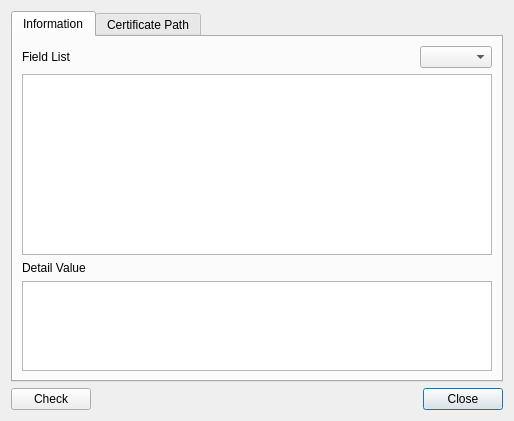
The window that CCMan/cert_info_dlg.ui (jykim74/CCMan) describes before a commit, drawn with Qt 5.
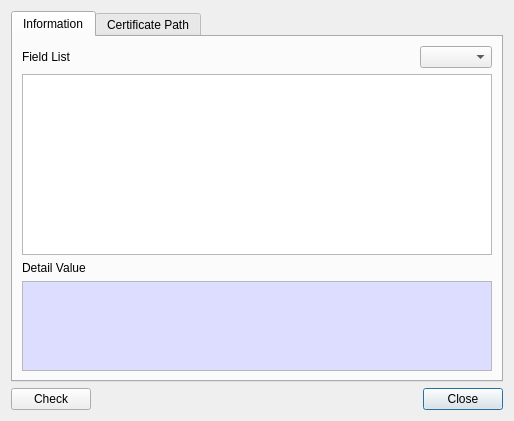
The same window after the commit.

```diff
--- a/CCMan/cert_info_dlg.ui
+++ b/CCMan/cert_info_dlg.ui
@@ -42,6 +42,33 @@
            <height>100</height>
           </size>
          </property>
+         <property name="palette">
+          <palette>
+           <active>
+            <colorrole role="Base">
+             <brush brushstyle="SolidPattern">
+              <color alpha="255">
+               <red>221</red>
+               <green>221</green>
+               <blue>255</blue>
+              </color>
+             </brush>
+            </colorrole>
+           </active>
+           <inactive>
+            <colorrole role="Base">
+             <brush brushstyle="SolidPattern">
+              <color alpha="255">
+               <red>221</red>
+               <green>221</green>
+               <blue>255</blue>
+              </color>
+             </brush>
+            </colorrole>
+           </inactive>
+           <disabled/>
+          </palette>
+         </property>
          <property name="readOnly">
           <bool>true</bool>
          </property>
```
Left out of the diff: 6 changed lines with no effect on the pictures.
